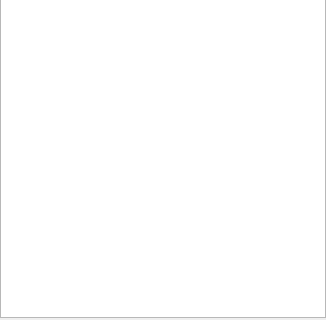
Old version of the form source/Views/connectionlistview.ui in the repository dnpalex/best_ora_ide; both pictures show x 0 to 326 and y 251 to 571 of the 326 by 571 pixel window.
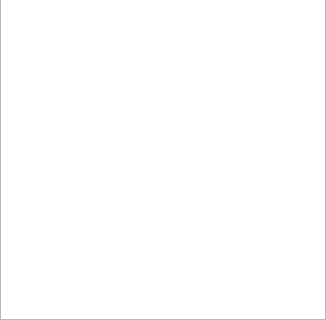
New version of the form.

Diff of the .ui file:
```diff
--- a/source/Views/connectionlistview.ui
+++ b/source/Views/connectionlistview.ui
@@ -27,22 +27,17 @@
     <number>0</number>
    </property>
    <property name="bottomMargin">
-    <number>2</number>
+    <number>0</number>
    </property>
    <item>
-    <widget class="QTreeWidget" name="treeWidget">
-     <property name="animated">
-      <bool>true</bool>
+    <layout class="QHBoxLayout" name="layToolBar">
+     <property name="spacing">
+      <number>0</number>
      </property>
-     <property name="headerHidden">
-      <bool>true</bool>
-     </property>
-     <column>
-      <property name="text">
-       <string/>
-      </property>
-     </column>
-    </widget>
+    </layout>
+   </item>
+   <item>
+    <widget class="QTreeView" name="treeView"/>
    </item>
   </layout>
  </widget>
```
Left out of the diff: 3 changed lines with no effect on the pictures.
